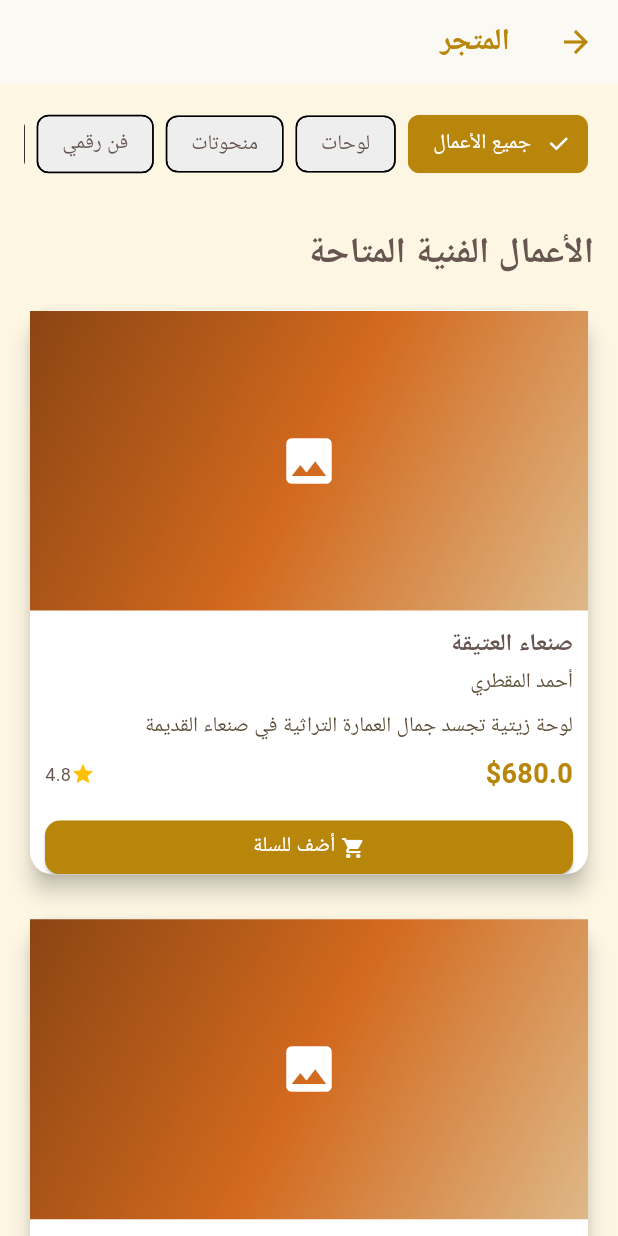
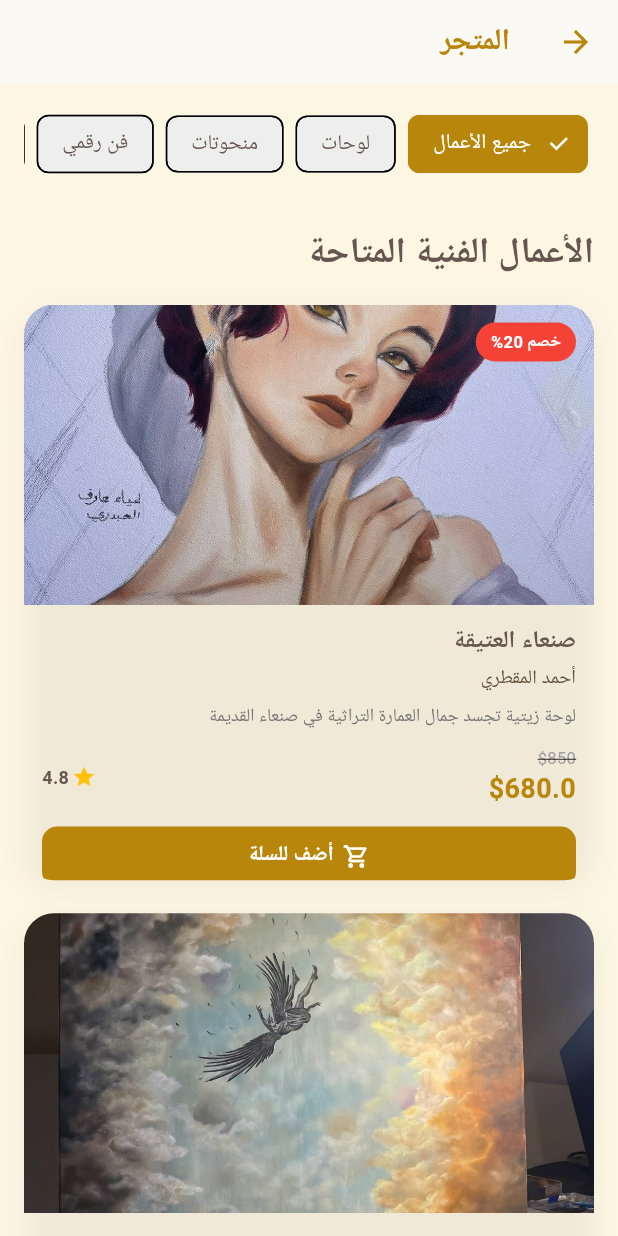
Before and after one commit to sajidammar/sana-a_arts_application, a Flutter app: the StorePage screen opened by its route, on a phone screen of 412 x 824 dp. Run offline on Flutter 3.47's test engine with Material 3 defaults, Android fonts, the light colour scheme and no system bars; accounts and stored records are empty.

Commit message:
fix store containers

```diff
--- a/lib/models/store/product_model.dart
+++ b/lib/models/store/product_model.dart
@@ -14,6 +14,7 @@ class Product {
   final String medium;
   final bool isNew;
   final bool inStock;
+  final String image;
 
   Product({
     required this.id,
@@ -31,5 +32,6 @@ class Product {
     required this.medium,
     required this.isNew,
     required this.inStock,
+    this.image = '',
   });
 }
--- a/lib/providers/store/product_provider.dart
+++ b/lib/providers/store/product_provider.dart
@@ -16,7 +16,7 @@ class ProductProvider with ChangeNotifier {
     'منحوتات',
     'فن رقمي',
     'تخفيضات',
-    'جديد'
+    'جديد',
   ];
 
   List<String> get filters => _filters;
@@ -39,6 +39,7 @@ class ProductProvider with ChangeNotifier {
         medium: "ألوان زيتية على كانفاس",
         isNew: true,
         inStock: true,
+        image: 'assets/images/image1.jpg',
       ),
       Product(
         id: 2,
@@ -50,12 +51,14 @@ class ProductProvider with ChangeNotifier {
         discount: 0,
         rating: 4.9,
         reviews: 18,
-        description: "بورتريه لامرأة يمنية بالزي التراثي مرسوم بالألوان المائية",
+        description:
+            "بورتريه لامرأة يمنية بالزي التراثي مرسوم بالألوان المائية",
         size: "50x70 سم",
         year: "2024",
         medium: "ألوان مائية",
         isNew: false,
         inStock: true,
+        image: 'assets/images/image2.jpg',
       ),
       Product(
         id: 3,
@@ -73,6 +76,7 @@ class ProductProvider with ChangeNotifier {
         medium: "حجر طبيعي",
         isNew: false,
         inStock: true,
+        image: 'assets/images/image3.jpg',
       ),
     ];
     _filteredProducts = _products;
@@ -86,12 +90,18 @@ class ProductProvider with ChangeNotifier {
     } else {
       _filteredProducts = _products.where((product) {
         switch (index) {
-          case 1: return product.category.contains('لوحة');
-          case 2: return product.category.contains('منحوتة');
-          case 3: return product.category.contains('رقمي');
-          case 4: return product.discount > 0;
-          case 5: return product.isNew;
-          default: return true;
+          case 1:
+            return product.category.contains('لوحة');
+          case 2:
+            return product.category.contains('منحوتة');
+          case 3:
+            return product.category.contains('رقمي');
+          case 4:
+            return product.discount > 0;
+          case 5:
+            return product.isNew;
+          default:
+            return true;
         }
       }).toList();
     }
--- a/lib/views/store/home_page.dart
+++ b/lib/views/store/home_page.dart
@@ -7,8 +7,6 @@ import '../../providers/store/product_provider.dart';
 import '../../themes/store/app_theme.dart';
 import '../../utils/store/app_constants.dart';
 
-
-
 class StorePage extends StatefulWidget {
   const StorePage({super.key});
 
@@ -17,7 +15,6 @@ class StorePage extends StatefulWidget {
 }
 
 class _StorePageState extends State<StorePage> {
-
   @override
   void initState() {
     super.initState();
@@ -37,17 +34,17 @@ class _StorePageState extends State<StorePage> {
         backgroundColor: Theme.of(context).appBarTheme.backgroundColor,
         elevation: 1,
         title: Row(
-
           children: [
-            Text('المتجر', style: TextStyle(
+            Text(
+              'المتجر',
+              style: TextStyle(
                 color: Theme.of(context).primaryColor,
                 fontWeight: FontWeight.bold,
                 fontSize: 20,
-            )),
-
+              ),
+            ),
           ],
         ),
-
       ),
       body: SingleChildScrollView(
         child: Column(
@@ -148,7 +145,10 @@ class _StorePageState extends State<StorePage> {
   //   );
   // }
 
-  Widget _buildSearchAndFilters(ProductProvider productProvider, BuildContext context) {
+  Widget _buildSearchAndFilters(
+    ProductProvider productProvider,
+    BuildContext context,
+  ) {
     return Container(
       padding: EdgeInsets.all(AppConstants.defaultPadding),
       color: Theme.of(context).cardTheme.color,
@@ -197,7 +197,8 @@ class _StorePageState extends State<StorePage> {
                     },
                     selectedColor: Theme.of(context).primaryColor,
                     checkmarkColor: Colors.white,
-                    backgroundColor: Theme.of(context).brightness == Brightness.dark
+                    backgroundColor:
+                        Theme.of(context).brightness == Brightness.dark
                         ? Color(0xFF2D2D2D)
                         : Colors.grey.shade200,
                   ),
@@ -210,7 +211,11 @@ class _StorePageState extends State<StorePage> {
     );
   }
 
-  Widget _buildProductsGrid(ProductProvider productProvider, CartProvider cartProvider, BuildContext context) {
+  Widget _buildProductsGrid(
+    ProductProvider productProvider,
+    CartProvider cartProvider,
+    BuildContext context,
+  ) {
     return Padding(
       padding: EdgeInsets.all(AppConstants.defaultPadding),
       child: Column(
@@ -236,7 +241,11 @@ class _StorePageState extends State<StorePage> {
             ),
             itemCount: productProvider.filteredProducts.length,
             itemBuilder: (context, index) {
-              return _buildProductCard(productProvider.filteredProducts[index], cartProvider, context);
+              return _buildProductCard(
+                productProvider.filteredProducts[index],
+                cartProvider,
+                context,
+              );
             },
           ),
         ],
@@ -244,7 +253,11 @@ class _StorePageState extends State<StorePage> {
     );
   }
 
-  Widget _buildProductCard(Product product, CartProvider cartProvider, BuildContext context) {
+  Widget _buildProductCard(
+    Product product,
+    CartProvider cartProvider,
+    BuildContext context,
+  ) {
     final productController = ProductController(context);
     // final isDark = Theme.of(context).brightness == Brightness.dark;
 
@@ -252,25 +265,79 @@ class _StorePageState extends State<StorePage> {
       onTap: () {
         productController.navigateToProductDetails(product);
       },
-      child: Card(
-        elevation: 6,
-        shape: RoundedRectangleBorder(
-          borderRadius: BorderRadius.circular(15),
+      child: Container(
+        decoration: BoxDecoration(
+          color: Theme.of(context).cardTheme.color, // Using card theme color
+          borderRadius: BorderRadius.circular(20),
+          boxShadow: [
+            BoxShadow(
+              color: Colors.black.withOpacity(0.05),
+              blurRadius: 15,
+              offset: const Offset(0, 5),
             ),
-        color: Theme.of(context).cardTheme.color,
-        child: SingleChildScrollView(
+          ],
+        ),
+        child: ClipRRect(
+          borderRadius: BorderRadius.circular(20),
           child: Column(
             crossAxisAlignment: CrossAxisAlignment.start,
+            mainAxisSize: MainAxisSize.min, // Important for fitting
             children: [
-              Container(
-                height: 200,
+              // Image Section
+              SizedBox(
+                height: 200, // Reduced height slightly
+                width: double.infinity,
+                child: Stack(
+                  children: [
+                    product.image.isNotEmpty
+                        ? Image.asset(
+                            product.image,
+                            width: double.infinity,
+                            height: double.infinity,
+                            fit: BoxFit.cover,
+                          )
+                        : Container(
                             decoration: AppTheme.getGradientDecoration(context),
-                child: Center(
-                  child: Icon(Icons.image, color: Colors.white, size: 40),
+                            child: const Center(
+                              child: Icon(
+                                Icons.image,
+                                color: Colors.white,
+                                size: 40,
+                              ),
+                            ),
+                          ),
+                    if (product.isNew || product.discount > 0)
+                      Positioned(
+                        top: 12,
+                        right: 12,
+                        child: Container(
+                          padding: const EdgeInsets.symmetric(
+                            horizontal: 10,
+                            vertical: 5,
+                          ),
+                          decoration: BoxDecoration(
+                            color: product.discount > 0
+                                ? Colors.red
+                                : Theme.of(context).primaryColor,
+                            borderRadius: BorderRadius.circular(20),
+                          ),
+                          child: Text(
+                            product.discount > 0
+                                ? 'خصم ${product.discount}%'
+                                : 'جديد',
+                            style: const TextStyle(
+                              color: Colors.white,
+                              fontSize: 11, // Reduced font size
+                              fontWeight: FontWeight.bold,
+                            ),
+                          ),
+                        ),
+                      ),
+                  ],
                 ),
               ),
               Padding(
-                padding: EdgeInsets.all(10),
+                padding: const EdgeInsets.all(12), // Reduced padding
                 child: Column(
                   crossAxisAlignment: CrossAxisAlignment.start,
                   children: [
@@ -278,34 +345,50 @@ class _StorePageState extends State<StorePage> {
                       product.title,
                       style: TextStyle(
                         fontWeight: FontWeight.bold,
-                        fontSize: 16,
+                        fontSize: 16, // Restored font size
                         color: AppTheme.getTextColor(context),
                       ),
                       maxLines: 1,
                       overflow: TextOverflow.ellipsis,
                     ),
-                    SizedBox(height: 4),
+                    const SizedBox(height: 4),
                     Text(
                       product.artist,
                       style: TextStyle(
                         color: AppTheme.getSecondaryTextColor(context),
-                        fontSize: 14,
+                        fontSize: 13,
+                        fontWeight: FontWeight.w500,
                       ),
                     ),
-                    SizedBox(height: 8),
+                    const SizedBox(height: 8),
+                    // Removed Description to save space as per user request implicit context of overflow
+                    // Or keep it but very short
                     Text(
                       product.description,
                       style: TextStyle(
-                        color: AppTheme.getSecondaryTextColor(context),
-                        fontSize: 14,
+                        color: Colors.grey[600],
+                        fontSize: 12,
+                        height: 1.2,
                       ),
-                      maxLines: 2,
+                      maxLines: 1,
                       overflow: TextOverflow.ellipsis,
                     ),
-                    SizedBox(height: 8),
+                    const SizedBox(height: 12),
                     Row(
                       mainAxisAlignment: MainAxisAlignment.spaceBetween,
                       children: [
+                        Column(
+                          crossAxisAlignment: CrossAxisAlignment.start,
+                          children: [
+                            if (product.discount > 0)
+                              Text(
+                                '\$${product.originalPrice.toStringAsFixed(0)}',
+                                style: const TextStyle(
+                                  decoration: TextDecoration.lineThrough,
+                                  color: Colors.grey,
+                                  fontSize: 11,
+                                ),
+                              ),
                             Text(
                               '\$${product.price}',
                               style: TextStyle(
@@ -314,13 +397,21 @@ class _StorePageState extends State<StorePage> {
                                 color: Theme.of(context).primaryColor,
                               ),
                             ),
+                          ],
+                        ),
                         Row(
                           children: [
-                            Icon(Icons.star, color: Colors.amber, size: 16),
+                            const Icon(
+                              Icons.star,
+                              color: Colors.amber,
+                              size: 16,
+                            ),
+                            const SizedBox(width: 2),
                             Text(
                               '${product.rating}',
                               style: TextStyle(
                                 fontSize: 12,
+                                fontWeight: FontWeight.bold,
                                 color: AppTheme.getTextColor(context),
                               ),
                             ),
@@ -328,29 +419,37 @@ class _StorePageState extends State<StorePage> {
                         ),
                       ],
                     ),
-                    SizedBox(height: 12),
-                    ElevatedButton(
+                    const SizedBox(height: 12),
+                    SizedBox(
+                      height: 40,
+                      child: ElevatedButton(
                         onPressed: () {
                           cartProvider.addToCart(product);
                           productController.showAddToCartSnackBar(product);
                         },
                         style: ElevatedButton.styleFrom(
                           backgroundColor: Theme.of(context).primaryColor,
-                        foregroundColor: Theme.of(context).brightness == Brightness.dark
-                            ? Colors.black
-                            : Colors.white,
-                        minimumSize: Size(double.infinity, 36),
+                          foregroundColor: Colors.white,
+                          elevation: 0,
                           shape: RoundedRectangleBorder(
                             borderRadius: BorderRadius.circular(10),
                           ),
+                          padding: EdgeInsets.zero,
                         ),
                         child: Row(
                           mainAxisAlignment: MainAxisAlignment.center,
-                        children: [
-                          Icon(Icons.shopping_cart, size: 16),
-                          SizedBox(width: 4),
-                          Text('أضف للسلة'),
+                          children: const [
+                            Icon(Icons.shopping_cart_outlined, size: 18),
+                            SizedBox(width: 6),
+                            Text(
+                              'أضف للسلة',
+                              style: TextStyle(
+                                fontSize: 14,
+                                fontWeight: FontWeight.bold,
+                              ),
+                            ),
                           ],
+                        ),
                       ),
                     ),
                   ],
```
Lines whose indentation alone changed are shown as unchanged.
